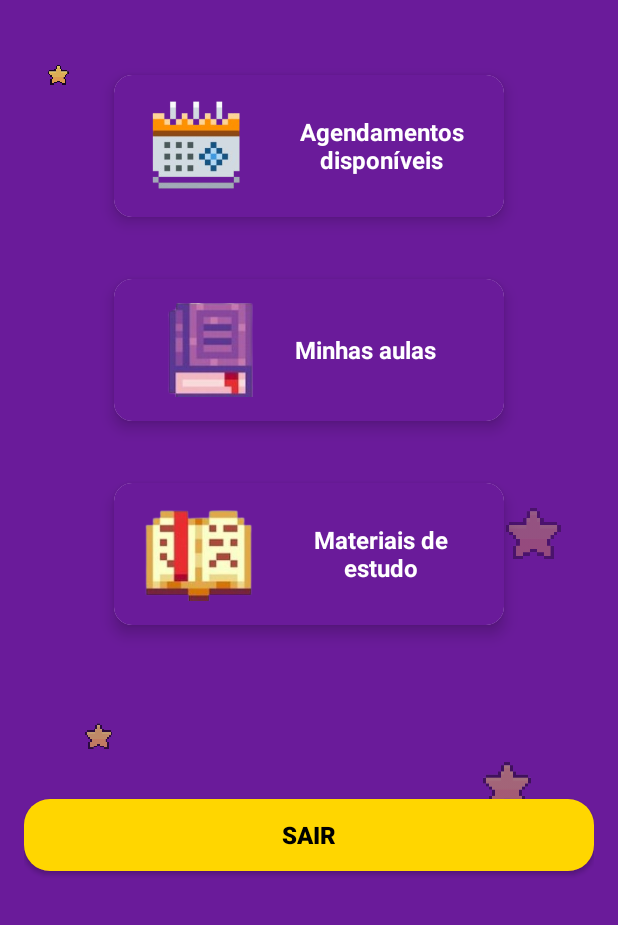
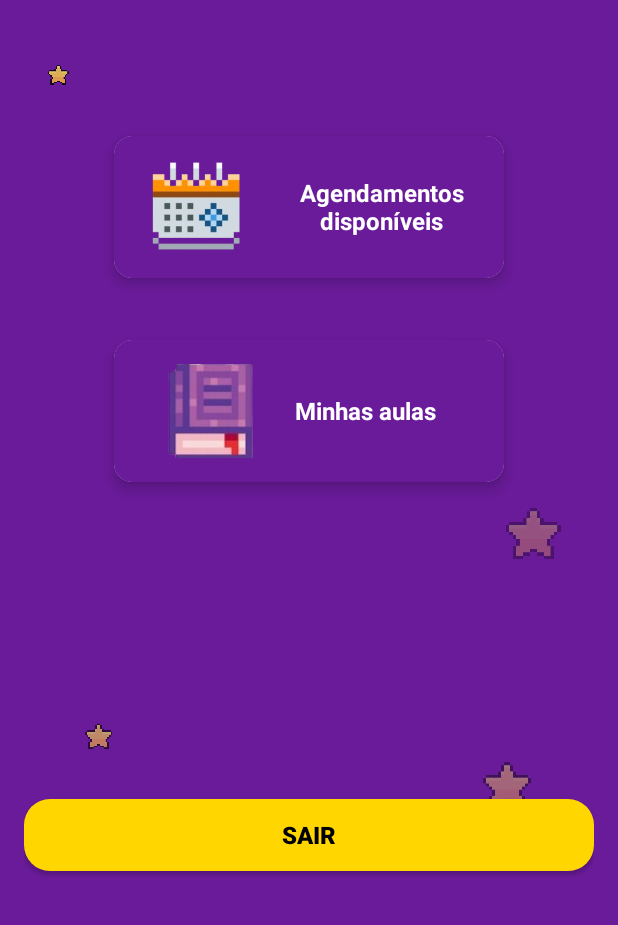
Before and after one commit to GlhermePereira/app-gerenciamento-aulas, an Android app built with Jetpack Compose: the AlunoActivity screen opened directly, with no data from a screen before it, on a phone screen of 412 x 824 dp, the part 311-1236 px from its top. Run offline under Robolectric (Android 15) with nearby library versions, the phone set to English and light mode, and no system bars; our stand-ins replace Firebase (no records; nobody signed in at launch, a user with empty details on screens opened directly).

```diff
--- a/app/src/main/java/br/edu/fatecpg/app_gerenciamento_aulas/AlunoActivity.kt
+++ b/app/src/main/java/br/edu/fatecpg/app_gerenciamento_aulas/AlunoActivity.kt
@@ -10,7 +10,6 @@ import android.widget.Toast
 import androidx.appcompat.app.AppCompatActivity
 import androidx.cardview.widget.CardView
 import br.edu.fatecpg.app_gerenciamento_aulas.Login
-import br.edu.fatecpg.app_gerenciamento_aulas.MateriaisActivity
 import br.edu.fatecpg.app_gerenciamento_aulas.MinhasAulasActivity
 import br.edu.fatecpg.app_gerenciamento_aulas.R
 import br.edu.fatecpg.app_gerenciamento_aulas.ListarAgendamentos
@@ -40,7 +39,6 @@ class AlunoActivity : AppCompatActivity() {
         tvBoasVindas = findViewById(R.id.tvBoasVindas)
         cardVerHorarios = findViewById(R.id.btnVerAgendamentos)
         cardMinhasAulas = findViewById(R.id.btnMinhasAulas)
-        cardMateriais = findViewById(R.id.btnMateriais)
         btnSair = findViewById(R.id.btnSair)
         var alunoId = ""
 
@@ -75,11 +73,8 @@ class AlunoActivity : AppCompatActivity() {
             startActivity(intent)
         }
 
-        cardMateriais.setOnClickListener {
-            val intent = Intent(this, MateriaisActivity::class.java)
-            intent.putExtra("alunoId", alunoId)
-            startActivity(intent)
-        }
+
+
 
         btnSair.setOnClickListener {
             UserController.logout()
--- a/app/src/main/res/layout/activity_aluno.xml
+++ b/app/src/main/res/layout/activity_aluno.xml
@@ -204,46 +204,6 @@
         </androidx.cardview.widget.CardView>
 
         <!-- Card Materiais -->
-        <androidx.cardview.widget.CardView
-            android:id="@+id/btnMateriais"
-            android:layout_width="280dp"
-            android:layout_height="120dp"
-            android:stateListAnimator="@animator/card_hover"
-            android:foreground="?attr/selectableItemBackgroundBorderless"
-            android:clickable="true"
-            android:focusable="true"
-            android:layout_marginBottom="16dp"
-            app:cardCornerRadius="12dp"
-            app:cardElevation="6dp"
-            app:cardUseCompatPadding="true"
-            tools:ignore="DuplicateIds">
-
-            <LinearLayout
-                android:layout_width="match_parent"
-                android:layout_height="match_parent"
-                android:background="#6A1B9A"
-                android:gravity="center"
-                android:orientation="horizontal"
-                android:padding="16dp">
-
-                <ImageView
-                    android:layout_width="80dp"
-                    android:layout_height="80dp"
-                    android:layout_marginEnd="16dp"
-                    android:contentDescription="@string/icone_materiais"
-                    android:scaleType="fitCenter"
-                    android:src="@drawable/book3" />
-
-                <TextView
-                    android:layout_width="wrap_content"
-                    android:layout_height="wrap_content"
-                    android:text="@string/materiais_de_estudo_student"
-                    android:textAlignment="center"
-                    android:textColor="@color/white"
-                    android:textSize="16sp"
-                    android:textStyle="bold" />
-            </LinearLayout>
-        </androidx.cardview.widget.CardView>
 
     </LinearLayout>
 
```
Also changed, not shown: app/src/main/java/br/edu/fatecpg/app_gerenciamento_aulas/MateriaisActivity.kt (deleted, +0 -20 lines), app/src/main/java/br/edu/fatecpg/app_gerenciamento_aulas/adapter/MinhasAulasAdapter.kt (+13 -5 lines), app/src/main/res/layout/activity_materiais.xml (deleted, +0 -10 lines), 4 other files.
